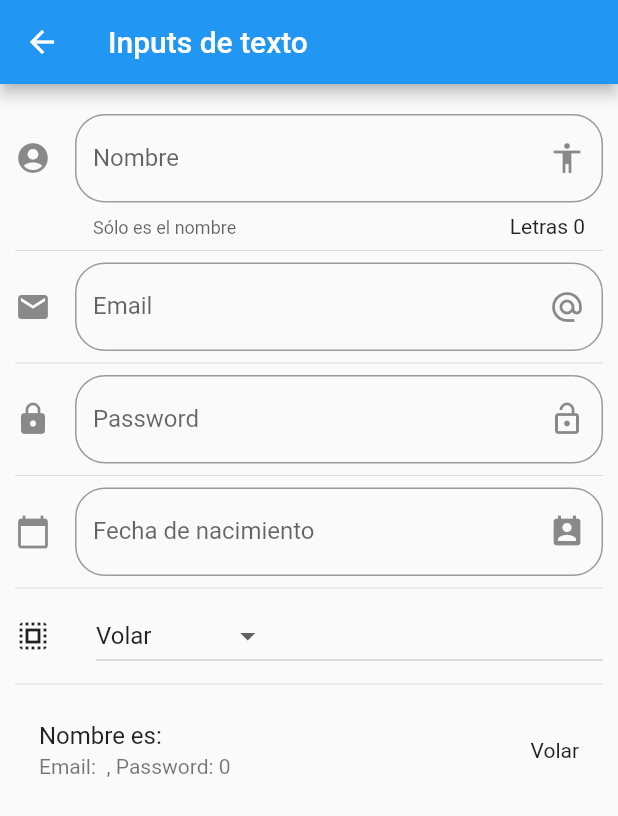
After one commit to NicolasFischetti/flutter-components, a Flutter app: the Inputpage screen opened by its route, on a phone screen of 412 x 824 dp. The commit adds this screen. Shown: the top 816 px of the screen. Run offline on Flutter 3.47's test engine with Material 2 defaults, Android fonts, the phone set to English and light mode, and no system bars.

Commit message:
Add input, date picker and slider component

```diff
--- a/flutter_component/data/menu_opts.json
+++ b/flutter_component/data/menu_opts.json
@@ -20,6 +20,16 @@
             "ruta" : "animatedContainer",
             "icon" : "donut_large",
             "texto": "Animated Container"
+        },
+        {
+            "ruta": "inputs",
+            "icon": "input",
+            "texto": "Inputs"
+        },
+        {
+            "ruta": "slider",
+            "icon": "tune",
+            "texto": "Sliders - Checks"
         }
     ]
 }
--- /dev/null
+++ b/flutter_component/lib/src/pages/input_page.dart
@@ -0,0 +1,188 @@
+import 'package:flutter/material.dart';
+
+class Inputpage extends StatefulWidget {
+  @override
+  _InputpageState createState() => _InputpageState();
+}
+
+class _InputpageState extends State<Inputpage> {
+
+  String _nombre = "";
+  String _email = "";
+  String _password = "";
+  String _date = "";
+  String _opcionSeleccionada = 'Volar';
+
+  List <String> _poderes = ['Volar', 'Rayos X', 'SuperFuerza'];
+
+  TextEditingController _inputDateController = new TextEditingController();
+
+  @override
+  Widget build(BuildContext context) {
+    return Scaffold(
+      appBar: AppBar(
+        title: Text('Inputs de texto'),
+      ),
+      body: ListView(
+        padding: EdgeInsets.symmetric(horizontal: 10.0, vertical: 20.0),
+        children: <Widget>[
+          _crearInput(),
+          Divider(),
+          _crearEmail(),
+          Divider(),
+          _crearPassword(),
+          Divider(),
+          _crearFecha(context),
+          Divider(),
+          _crearDropdown(),
+          Divider(),
+          _crearPersona()
+        ],
+      )
+    );
+  }
+
+ Widget _crearInput() {
+   return TextField(
+    // autofocus: true,
+    textCapitalization: TextCapitalization.sentences,
+    decoration: InputDecoration(
+      border: OutlineInputBorder(
+        borderRadius: BorderRadius.circular(20.0)
+      ),
+      counter: Text("Letras ${_nombre.length}"),
+      hintText: 'Nombre de la persona',
+      labelText: 'Nombre',
+      helperText: 'Sólo es el nombre',
+      suffixIcon: Icon(Icons.accessibility),
+      icon: Icon(Icons.account_circle)
+    ),
+    onChanged: (valor) {
+      setState(() {
+        _nombre = valor;
+      });
+    },
+   );
+ }
+
+ List<DropdownMenuItem<String>> getOpcionesDropdown() {
+
+    List<DropdownMenuItem<String>> lista = new List();
+
+    _poderes.forEach((poder) {
+       lista.add(DropdownMenuItem(
+          child: Text(poder),
+          value: poder
+       ));
+    });
+
+    return lista;
+ }
+
+ Widget _crearDropdown() {
+
+  return Row(
+    children: <Widget>[
+    Icon(Icons.select_all),
+    SizedBox(width: 30.0,),
+     Expanded(
+        child: DropdownButton(
+         items: getOpcionesDropdown(),
+         value: _opcionSeleccionada,
+         onChanged: (opt) {
+           setState(() {
+             _opcionSeleccionada = opt;
+           });
+         },
+       ),
+     )
+    ],
+   );
+ }
+
+ Widget _crearPersona() {
+   return ListTile(
+     title: Text("Nombre es: $_nombre"),
+     subtitle: Text("Email: $_email , Password: ${_password.length}"),
+     trailing: Text(_opcionSeleccionada),
+   );
+ }
+
+  _crearEmail() {
+     return TextField(
+      keyboardType: TextInputType.emailAddress,
+      decoration: InputDecoration(
+      border: OutlineInputBorder(
+        borderRadius: BorderRadius.circular(20.0)
+      ),
+      hintText: 'Email',
+      labelText: 'Email',
+      suffixIcon: Icon(Icons.alternate_email),
+      icon: Icon(Icons.email)
+    ),
+    onChanged: (valor) {
+      setState(() {
+        _email = valor;
+      });
+    },
+   );
+  }
+
+ Widget _crearPassword() {
+  return TextField(
+      obscureText: true,
+      decoration: InputDecoration(
+      border: OutlineInputBorder(
+        borderRadius: BorderRadius.circular(20.0)
+      ),
+      hintText: 'Password',
+      labelText: 'Password',
+      suffixIcon: Icon(Icons.lock_open),
+      icon: Icon(Icons.lock)
+    ),
+    onChanged: (valor) {
+      setState(() {
+        _password = valor;
+      });
+    },
+   );
+  }
+
+  Widget _crearFecha(BuildContext context) {
+    return TextField(
+      controller: _inputDateController,
+      enableInteractiveSelection: false,
+      decoration: InputDecoration(
+      border: OutlineInputBorder(
+        borderRadius: BorderRadius.circular(20.0)
+      ),
+      hintText: 'Fecha de nacimiento',
+      labelText: 'Fecha de nacimiento',
+      suffixIcon: Icon(Icons.perm_contact_calendar),
+      icon: Icon(Icons.calendar_today)
+    ),
+      onTap: () {
+        // unselect focus
+         FocusScope.of(context).requestFocus(new FocusNode());
+         _selectDate(context);
+      },
+   );
+  }
+
+  _selectDate(BuildContext context) async {
+    DateTime picked = await showDatePicker(
+      context: context,
+      initialDate: new DateTime.now(),
+      firstDate: new DateTime(2018),
+      lastDate:  new DateTime(2025),
+      locale: Locale('es', 'ES')
+    );
+
+    if(picked != null) {
+      setState(() {
+        _date = picked.toString().substring(0, 10);
+        _inputDateController.text = _date;
+      });
+    }
+  }
+}
--- a/flutter_component/lib/src/routes/routes.dart
+++ b/flutter_component/lib/src/routes/routes.dart
@@ -5,6 +5,8 @@ import 'package:flutter_component/src/pages/animated_container.dart';
 import 'package:flutter_component/src/pages/avatar_page.dart';
 import 'package:flutter_component/src/pages/card_page.dart';
 import 'package:flutter_component/src/pages/home_page.dart';
+import 'package:flutter_component/src/pages/input_page.dart';
+import 'package:flutter_component/src/pages/slider_page.dart';
 
 Map<String, WidgetBuilder> getApplicationRoutes() {
 
@@ -13,6 +15,8 @@ Map<String, WidgetBuilder> getApplicationRoutes() {
     'alert' : (BuildContext context) => AlertPage(),
     'avatar' : (BuildContext context) => AvatarPage(),
     'card' : (BuildContext context) => CardPage(),
-    'animatedContainer' : (BuildContext context) => AnimatedContainerPage()
+    'animatedContainer' : (BuildContext context) => AnimatedContainerPage(),
+    'inputs' : (BuildContext context) => Inputpage(),
+    'slider' : (BuildContext context) => SliderPage()
   };
 }
--- a/flutter_component/lib/src/utils/icono_string_util.dart
+++ b/flutter_component/lib/src/utils/icono_string_util.dart
@@ -4,7 +4,9 @@ final _icons = <String, IconData> {
   'add_alert'  :  Icons.add_alert,
   'accessibility'  :  Icons.accessibility,
   'folder_open'  :  Icons.folder_open,
-  'donut_large'  :  Icons.donut_large
+  'donut_large'  :  Icons.donut_large,
+  'input'        :   Icons.input,
+  'tune'         :    Icons.tune
 };
 
 Icon getIcon(String nombreIcono) {
--- a/flutter_component/pubspec.yaml
+++ b/flutter_component/pubspec.yaml
@@ -18,6 +18,9 @@ environment:
 
 dependencies:
   flutter:
+    sdk: flutter
+
+  flutter_localizations:
     sdk: flutter
 
   # The following adds the Cupertino Icons font to your application.
```
Also changed, not shown: flutter_component/lib/main.dart (+11 -0 lines), flutter_component/lib/src/pages/slider_page.dart (added, +95 -0 lines), flutter_component/pubspec.lock.
